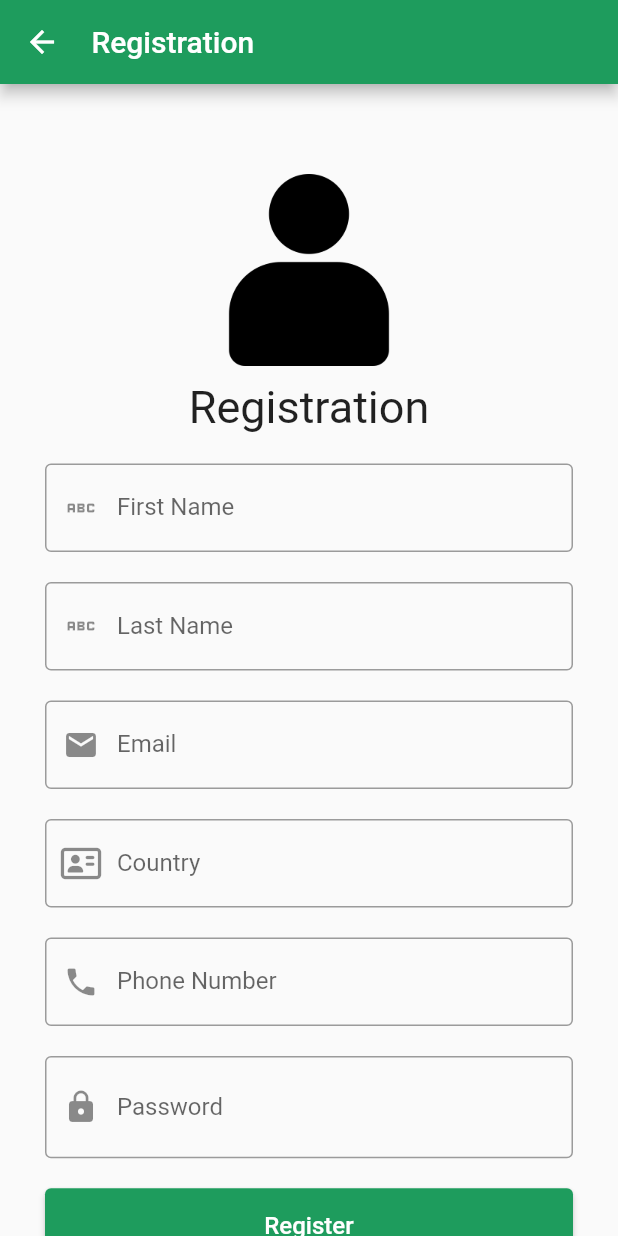
After one commit to surajkarki66/MediLeaf_Mobile, a Flutter app: the SignupScreen screen opened directly, on a phone screen of 412 x 824 dp. The commit adds this screen. Run offline on Flutter 3.47's test engine with Material 2 defaults, Android fonts, the phone set to English and light mode, and no system bars; our stand-ins replace connectivity_plus, flutter_html, font_awesome_flutter, google_fonts, image_picker, modal_progress_hud_nsn and 1 more; missing offline and left inert: flutter_tflite, requests, wc_form_validators; accounts and stored records are empty.

Commit message:
feat: finished login and registration

```diff
--- a/lib/screens/contact_us.dart
+++ b/lib/screens/contact_us.dart
@@ -66,9 +66,9 @@ class _ContactUsScreenState extends State<ContactUsScreen> {
                             labelText: 'Last Name',
                           ),
                           validator: Validators.compose([
-                            Validators.required('First name is required'),
+                            Validators.required('Last name is required'),
                             Validators.min(
-                                2, 'First name must be at least 2 characters'),
+                                2, 'Last name must be at least 2 characters'),
                           ]),
                         ),
                         const SizedBox(
--- /dev/null
+++ b/lib/screens/signup.dart
@@ -0,0 +1,276 @@
+import 'package:flutter/material.dart';
+import 'package:flutter/services.dart';
+import 'package:font_awesome_flutter/font_awesome_flutter.dart';
+import 'package:medileaf/services/remote_service.dart';
+import 'package:wc_form_validators/wc_form_validators.dart';
+
+class SignupScreen extends StatefulWidget {
+  const SignupScreen({Key? key}) : super(key: key);
+
+  @override
+  State<SignupScreen> createState() => _SignupStateScreen();
+}
+
+class _SignupStateScreen extends State<SignupScreen> {
+  TextEditingController firstName = TextEditingController();
+  TextEditingController lastName = TextEditingController();
+  TextEditingController email = TextEditingController();
+  TextEditingController password = TextEditingController();
+  TextEditingController phoneNumber = TextEditingController();
+  TextEditingController country = TextEditingController();
+
+  final _formKey = GlobalKey<FormState>();
+  bool passToggle = true;
+  bool loading = false;
+
+  togglePass() {
+    setState(() {
+      passToggle = !passToggle;
+    });
+  }
+
+  doRegister(String firstName, String lastName, String email, String password,
+      String country, String phoneNumber) async {
+    setState(() {
+      loading = true;
+    });
+    try {
+      final result = await RemoteService()
+          .register(firstName, lastName, email, password, country, phoneNumber);
+      showMessage(result["message"], false);
+      setState(() {
+        loading = false;
+      });
+      goLogin();
+    } catch (e) {
+      showMessage(e.toString(), true);
+      setState(() {
+        loading = false;
+      });
+    }
+  }
+
+  goLogin() {
+    Navigator.of(context).pop(context);
+  }
+
+  void showMessage(String message, bool isError) {
+    final snackBar = SnackBar(
+      content: Text(
+        message,
+        style: const TextStyle(
+          color: Colors.white,
+          fontSize: 16.0,
+        ),
+      ),
+      backgroundColor: isError ? Colors.red : Colors.green,
+      duration: const Duration(seconds: 3),
+      behavior: SnackBarBehavior.floating,
+    );
+
+    ScaffoldMessenger.of(context).showSnackBar(snackBar);
+  }
+
+  @override
+  Widget build(BuildContext context) {
+    return Scaffold(
+      appBar: AppBar(
+        title: const Text('Registration'),
+        backgroundColor: const Color.fromRGBO(30, 156, 93, 1),
+        titleSpacing: 5,
+      ),
+      body: Center(
+        child: SingleChildScrollView(
+          child: Padding(
+            padding: const EdgeInsets.symmetric(horizontal: 20.0, vertical: 60),
+            child: Column(
+              mainAxisAlignment: MainAxisAlignment.center,
+              crossAxisAlignment: CrossAxisAlignment.center,
+              children: [
+                Image.asset('assets/images/login.png', scale: 4.0),
+                Container(
+                    padding: const EdgeInsets.all(10),
+                    child: RawKeyboardListener(
+                      focusNode: FocusNode(),
+                      onKey: (RawKeyEvent event) {
+                        if (event.runtimeType == RawKeyDownEvent &&
+                            event.logicalKey == LogicalKeyboardKey.enter) {
+                          if (_formKey.currentState!.validate()) {
+                            doRegister(
+                                firstName.text,
+                                lastName.text,
+                                email.text,
+                                password.text,
+                                country.text,
+                                phoneNumber.text);
+                          }
+                        }
+                      },
+                      child: Form(
+                        key: _formKey,
+                        child: Column(
+                          children: [
+                            const Text(
+                              'Registration',
+                              style: TextStyle(fontSize: 30),
+                            ),
+                            const SizedBox(
+                              height: 20,
+                            ),
+                            TextFormField(
+                              controller: firstName,
+                              decoration: const InputDecoration(
+                                border: OutlineInputBorder(),
+                                prefixIcon: Icon(Icons.abc),
+                                labelText: 'First Name',
+                              ),
+                              validator: Validators.compose([
+                                Validators.required('First name is required'),
+                                Validators.minLength(2,
+                                    'First name must be at least 2 characters'),
+                              ]),
+                            ),
+                            const SizedBox(
+                              height: 20,
+                            ),
+                            TextFormField(
+                              controller: lastName,
+                              decoration: const InputDecoration(
+                                border: OutlineInputBorder(),
+                                prefixIcon: Icon(Icons.abc),
+                                labelText: 'Last Name',
+                              ),
+                              validator: Validators.compose([
+                                Validators.required('Last name is required'),
+                                Validators.minLength(2,
+                                    'Last name must be at least 2 characters'),
+                              ]),
+                            ),
+                            const SizedBox(
+                              height: 20,
+                            ),
+                            TextFormField(
+                              keyboardType: TextInputType.emailAddress,
+                              controller: email,
+                              decoration: const InputDecoration(
+                                border: OutlineInputBorder(),
+                                prefixIcon: Icon(Icons.email),
+                                labelText: 'Email',
+                              ),
+                              validator: Validators.compose([
+                                Validators.required('Email is required'),
+                                Validators.email('Invalid email address'),
+                              ]),
+                            ),
+                            const SizedBox(
+                              height: 20,
+                            ),
+                            TextFormField(
+                              controller: country,
+                              decoration: const InputDecoration(
+                                border: OutlineInputBorder(),
+                                prefixIcon: Icon(FontAwesomeIcons.addressCard),
+                                labelText: 'Country',
+                              ),
+                              validator: Validators.compose(
+                                [
+                                  Validators.required('Country  is required'),
+                                ],
+                              ),
+                            ),
+                            const SizedBox(
+                              height: 20,
+                            ),
+                            TextFormField(
+                              controller: phoneNumber,
+                              keyboardType: TextInputType.phone,
+                              inputFormatters: [
+                                FilteringTextInputFormatter.allow(
+                                  RegExp(r'^\+?\d{0,}[1-9]\d{0,}$'),
+                                ),
+                              ],
+                              decoration: const InputDecoration(
+                                border: OutlineInputBorder(),
+                                prefixIcon: Icon(Icons.phone),
+                                labelText: 'Phone Number',
+                              ),
+                              validator: Validators.compose([
+                                Validators.required('Phone number is required'),
+                              ]),
+                            ),
+                            const SizedBox(
+                              height: 20,
+                            ),
+                            TextFormField(
+                              controller: password,
+                              obscureText: passToggle,
+                              decoration: InputDecoration(
+                                  border: const OutlineInputBorder(),
+                                  prefixIcon: const Icon(Icons.lock),
+                                  labelText: 'Password',
+                                  suffix: InkWell(
+                                    onTap: togglePass,
+                                    child: Icon(passToggle
+                                        ? Icons.visibility
+                                        : Icons.visibility_off),
+                                  )),
+                              validator: Validators.compose(
+                                [
+                                  Validators.required('Password is required'),
+                                  Validators.minLength(8,
+                                      'Password must must be at least 8 characters')
+                                ],
+                              ),
+                            ),
+                            const SizedBox(
+                              height: 20,
+                            ),
+                            SizedBox(
+                              width: MediaQuery.of(context).size.width,
+                              height: 50,
+                              child: ElevatedButton(
+                                onPressed: () {
+                                  if (_formKey.currentState!.validate()) {
+                                    doRegister(
+                                        firstName.text,
+                                        lastName.text,
+                                        email.text,
+                                        password.text,
+                                        country.text,
+                                        phoneNumber.text);
+                                  }
+                                },
+                                style: ElevatedButton.styleFrom(
+                                  backgroundColor:
+                                      const Color.fromRGBO(30, 156, 93, 1),
+                                  foregroundColor: Colors.white,
+                                ),
+                                child: !loading
+                                    ? const Text(
+                                        "Register",
+                                        style: TextStyle(fontSize: 16.0),
+                                      )
+                                    : const SizedBox(
+                                        width: 20.0,
+                                        height: 20.0,
+                                        child: CircularProgressIndicator(
+                                          valueColor:
+                                              AlwaysStoppedAnimation<Color>(
+                                            Colors.white,
+                                          ),
+                                        ),
+                                      ),
+                              ),
+                            ),
+                          ],
+                        ),
+                      ),
+                    )),
+              ],
+            ),
+          ),
+        ),
+      ),
+    );
+  }
+}
--- a/lib/services/remote_service.dart
+++ b/lib/services/remote_service.dart
@@ -76,14 +76,23 @@ class RemoteService {
     }
   }
 
-  Future<dynamic> checkAuth() async {
+  Future<dynamic> register(String firstName, String lastName, String email,
+      String password, String country, String phoneNumber) async {
     try {
       final client = BaseClient();
-      const url = 'https://medi-leaf-backend.vercel.app/api/v1/me/';
-      final SharedPreferences prefs = await SharedPreferences.getInstance();
-      final headers = {'Cookie': 'sessionid=${prefs.get("sessionId")}'};
+      var url = 'https://medi-leaf-backend.vercel.app/api/v1/signup/';
 
-      final response = await client.get(url, headers);
+      Map<String, dynamic> payLoad = {
+        "email": email,
+        "password": password,
+        "confirm_password": password,
+        "first_name": firstName,
+        "last_name": lastName,
+        "country": country,
+        "contact": phoneNumber,
+      };
+
+      final response = await client.post(url, payLoad);
 
       return jsonDecode(response["body"]);
     } catch (error) {
--- a/pubspec.yaml
+++ b/pubspec.yaml
@@ -50,6 +50,7 @@ dependencies:
   shared_preferences: ^2.2.0
   requests: ^4.7.0
   font_awesome_flutter:
+  csc_picker: ^0.2.6
 
 dev_dependencies:
   flutter_test:
```
Also changed, not shown: lib/screens/login.dart (+42 -14 lines), lib/screens/profile.dart (+85 -40 lines), lib/screens/settings_screen.dart (added, +19 -0 lines), lib/screens/tabs.dart (+62 -0 lines), lib/utils/base_client.dart (+14 -3 lines), pubspec.lock.
